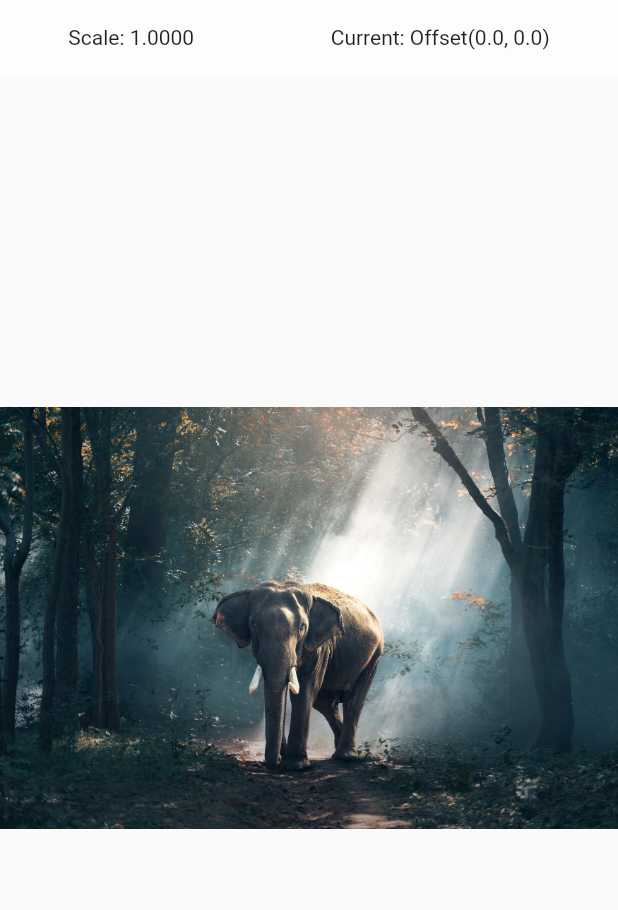
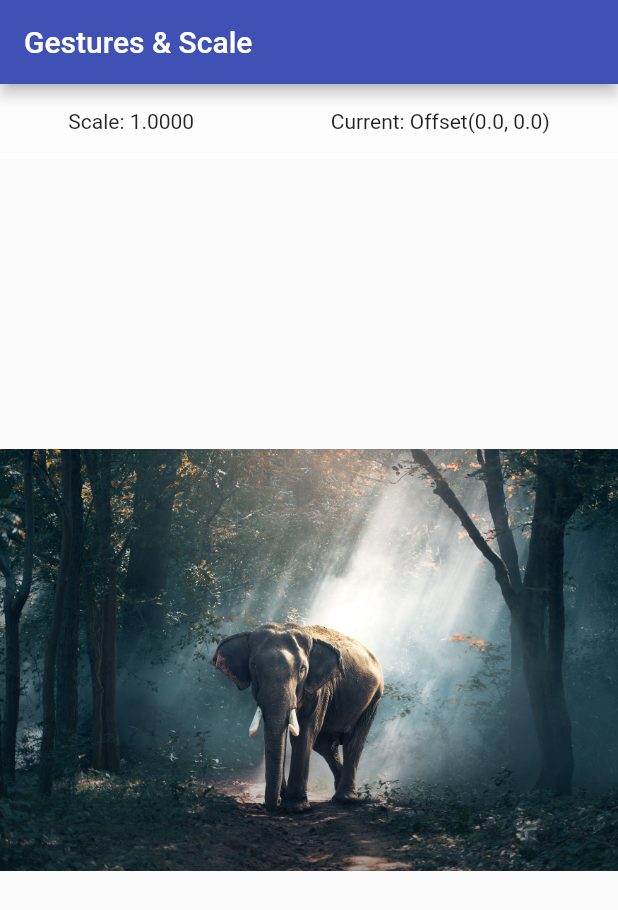
Before and after one commit to blessed-sibanda/beginning-flutter-ch11_gestures_scale, a Flutter app: the screen it shows after launch, on a phone screen of 412 x 824 dp. Shown: the top 910 px of the screen. Run offline on Flutter 3.47's test engine with Material 2 defaults, Android fonts, the light colour scheme and no system bars.

Commit message:
add appbar

```diff
--- a/lib/pages/home.dart
+++ b/lib/pages/home.dart
@@ -81,6 +81,9 @@ class _HomeState extends State<Home> {
   @override
   Widget build(BuildContext context) {
     return Scaffold(
+      appBar: AppBar(
+        title: const Text('Gestures & Scale'),
+      ),
       body: SafeArea(
         child: _buildBody(context),
       ),
```
